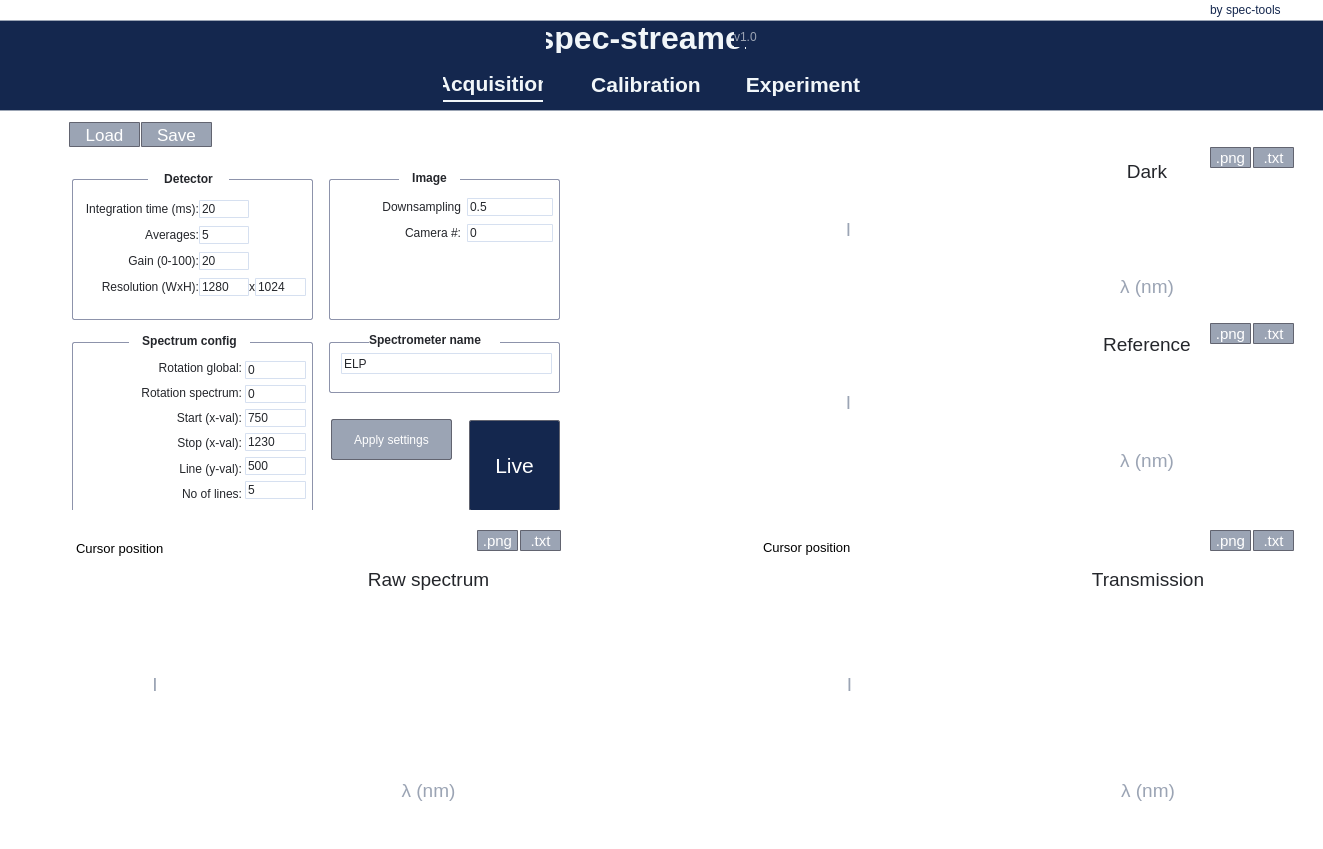
Qt form ui_main_window.ui (kalleadolfsson/spec-streamer) before a commit.
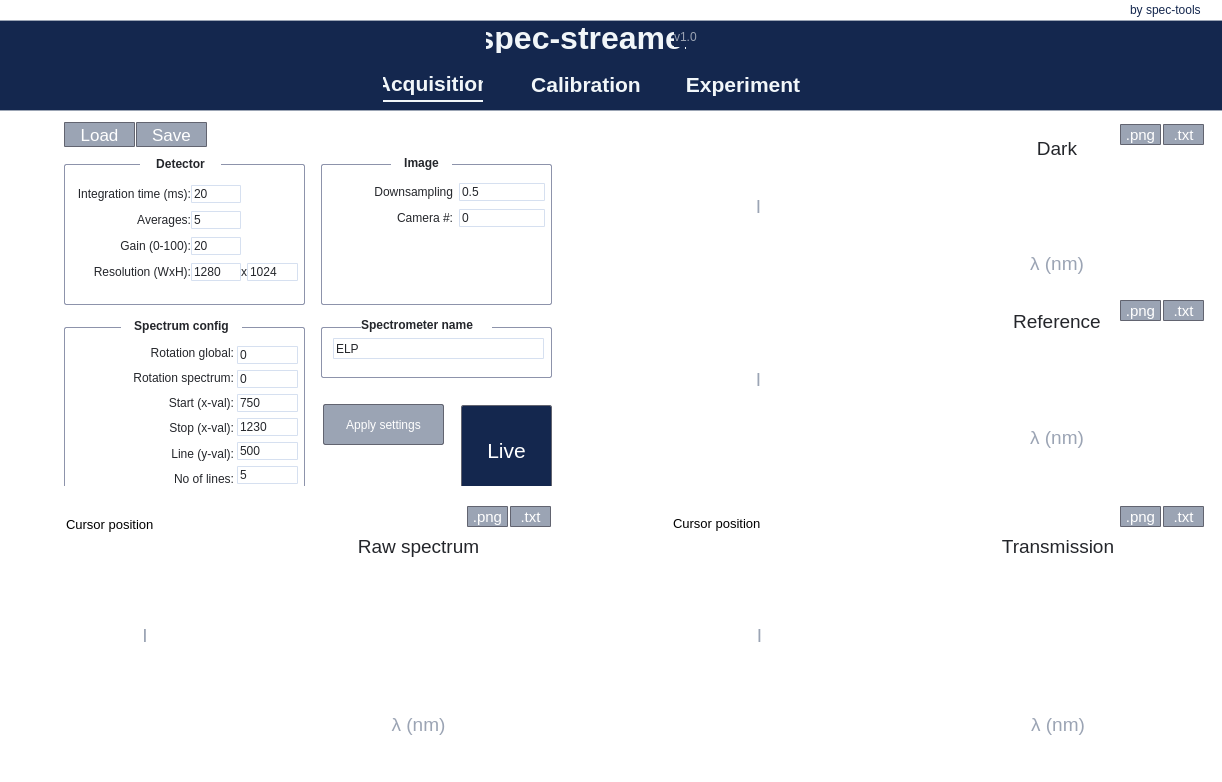
The same form after that commit. The open tabs and pages were chosen to show the change. Custom widgets are drawn as their Qt base class.

Commit message: Updated the GUI to be more compact

Diff of the .ui file:
```diff
--- a/ui_main_window.ui
+++ b/ui_main_window.ui
@@ -6,8 +6,8 @@
    <rect>
     <x>0</x>
     <y>0</y>
-    <width>1323</width>
-    <height>849</height>
+    <width>1222</width>
+    <height>782</height>
    </rect>
   </property>
   <property name="windowTitle">
@@ -19,7 +19,7 @@
   <widget class="QScrollArea" name="scrollArea">
    <property name="geometry">
     <rect>
-     <x>0</x>
+     <x>-60</x>
      <y>0</y>
      <width>1330</width>
      <height>840</height>
@@ -70,10 +70,10 @@
      </property>
      <property name="geometry">
       <rect>
-       <x>27</x>
+       <x>30</x>
        <y>67</y>
        <width>1291</width>
-       <height>781</height>
+       <height>721</height>
       </rect>
      </property>
      <property name="sizePolicy">
@@ -206,7 +206,7 @@
       <widget class="QPushButton" name="load_acquisition_settings_button">
        <property name="geometry">
         <rect>
-         <x>42</x>
+         <x>94</x>
          <y>20</y>
          <width>71</width>
          <height>25</height>
@@ -235,7 +235,7 @@
       <widget class="QPushButton" name="save_acquisition_settings_button">
        <property name="geometry">
         <rect>
-         <x>114</x>
+         <x>166</x>
          <y>20</y>
          <width>71</width>
          <height>25</height>
@@ -264,8 +264,8 @@
       <widget class="QFrame" name="acquisition_frame">
        <property name="geometry">
         <rect>
-         <x>2</x>
-         <y>70</y>
+         <x>51</x>
+         <y>55</y>
          <width>541</width>
          <height>351</height>
         </rect>
@@ -1093,10 +1093,10 @@
       <widget class="GraphicsLayoutWidget" name="image_cropped_view">
        <property name="geometry">
         <rect>
-         <x>680</x>
-         <y>450</y>
-         <width>540</width>
-         <height>260</height>
+         <x>679</x>
+         <y>440</y>
+         <width>541</width>
+         <height>191</height>
         </rect>
        </property>
        <property name="styleSheet">
@@ -1112,8 +1112,8 @@
       <widget class="QWidget" name="gridLayoutWidget_2">
        <property name="geometry">
         <rect>
-         <x>355</x>
-         <y>88</y>
+         <x>404</x>
+         <y>73</y>
          <width>171</width>
          <height>61</height>
         </rect>
@@ -2389,9 +2389,9 @@
     <widget class="QFrame" name="main_header_frame">
      <property name="geometry">
       <rect>
-       <x>-7</x>
+       <x>53</x>
        <y>20</y>
-       <width>1331</width>
+       <width>1271</width>
        <height>91</height>
       </rect>
      </property>
@@ -2519,10 +2519,10 @@
     <widget class="QFrame" name="raw_plot_frame">
      <property name="geometry">
       <rect>
-       <x>16</x>
-       <y>510</y>
+       <x>66</x>
+       <y>486</y>
        <width>561</width>
-       <height>341</height>
+       <height>291</height>
       </rect>
      </property>
      <property name="mouseTracking">
@@ -2546,7 +2546,7 @@
         <x>5</x>
         <y>19</y>
         <width>541</width>
-        <height>311</height>
+        <height>261</height>
        </rect>
       </property>
       <property name="mouseTracking">
@@ -2700,7 +2700,7 @@
     <widget class="QLabel" name="spec_tools_label">
      <property name="geometry">
       <rect>
-       <x>1210</x>
+       <x>1190</x>
        <y>0</y>
        <width>141</width>
        <height>20</height>
@@ -2765,8 +2765,8 @@
     <widget class="QPushButton" name="save_raw_plot_txt_button">
      <property name="geometry">
       <rect>
-       <x>520</x>
-       <y>530</y>
+       <x>570</x>
+       <y>506</y>
        <width>41</width>
        <height>21</height>
       </rect>
@@ -2794,8 +2794,8 @@
     <widget class="QPushButton" name="save_raw_plot_png_button">
      <property name="geometry">
       <rect>
-       <x>477</x>
-       <y>530</y>
+       <x>527</x>
+       <y>506</y>
        <width>41</width>
        <height>21</height>
       </rect>
@@ -2823,10 +2823,10 @@
     <widget class="QFrame" name="side_plots_frame">
      <property name="geometry">
       <rect>
-       <x>670</x>
-       <y>130</y>
+       <x>640</x>
+       <y>120</y>
        <width>641</width>
-       <height>711</height>
+       <height>661</height>
       </rect>
      </property>
      <property name="mouseTracking">
@@ -2848,7 +2848,7 @@
       <property name="geometry">
        <rect>
         <x>3</x>
-        <y>5</y>
+        <y>-8</y>
         <width>631</width>
         <height>351</height>
        </rect>
@@ -2982,7 +2982,7 @@
       <property name="geometry">
        <rect>
         <x>583</x>
-        <y>17</y>
+        <y>4</y>
         <width>41</width>
         <height>21</height>
        </rect>
@@ -3011,7 +3011,7 @@
       <property name="geometry">
        <rect>
         <x>540</x>
-        <y>193</y>
+        <y>180</y>
         <width>41</width>
         <height>21</height>
        </rect>
@@ -3040,7 +3040,7 @@
       <property name="geometry">
        <rect>
         <x>3</x>
-        <y>15</y>
+        <y>2</y>
         <width>631</width>
         <height>341</height>
        </rect>
@@ -3183,9 +3183,9 @@
       <property name="geometry">
        <rect>
         <x>3</x>
-        <y>379</y>
+        <y>365</y>
         <width>631</width>
-        <height>341</height>
+        <height>291</height>
        </rect>
       </property>
       <property name="mouseTracking">
@@ -3203,7 +3203,7 @@
          <x>30</x>
          <y>20</y>
          <width>591</width>
-         <height>311</height>
+         <height>261</height>
         </rect>
        </property>
        <property name="mouseTracking">
@@ -3329,7 +3329,7 @@
       <property name="geometry">
        <rect>
         <x>3</x>
-        <y>5</y>
+        <y>-8</y>
         <width>631</width>
         <height>351</height>
        </rect>
@@ -3563,7 +3563,7 @@
       <property name="geometry">
        <rect>
         <x>583</x>
-        <y>400</y>
+        <y>386</y>
         <width>41</width>
         <height>21</height>
        </rect>
@@ -3592,7 +3592,7 @@
       <property name="geometry">
        <rect>
         <x>540</x>
-        <y>400</y>
+        <y>386</y>
         <width>41</width>
         <height>21</height>
        </rect>
@@ -3621,7 +3621,7 @@
       <property name="geometry">
        <rect>
         <x>540</x>
-        <y>17</y>
+        <y>4</y>
         <width>41</width>
         <height>21</height>
        </rect>
@@ -3650,7 +3650,7 @@
       <property name="geometry">
        <rect>
         <x>583</x>
-        <y>193</y>
+        <y>180</y>
         <width>41</width>
         <height>21</height>
        </rect>
```
Left out of the diff: 34 changed lines with no effect on the pictures. The commit also changes 1 other file.
